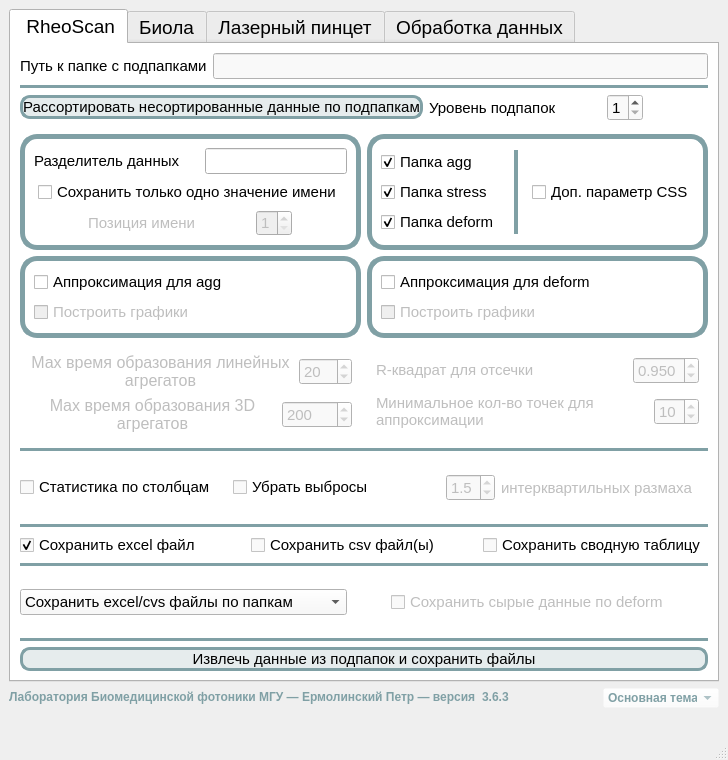
Above: app/ui/ui_main.ui from Petr-Ermolinskiy/Laboratory-Data-Processing-App before the change. Below: the same form after it.
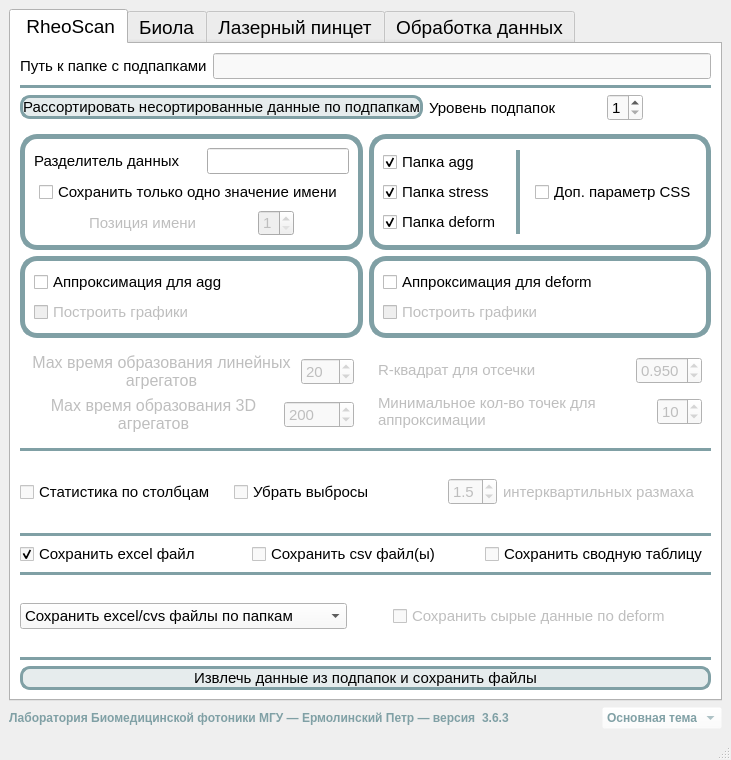
That is the form after the change.

Diff of the .ui file:
```diff
--- a/app/ui/ui_main.ui
+++ b/app/ui/ui_main.ui
@@ -20,15 +20,9 @@
    <string>Извлечение данных и построение графиков</string>
   </property>
   <widget class="QWidget" name="centralwidget">
+   <layout class="QGridLayout" name="gridLayout">
+    <item row="0" column="0" colspan="2">
    <widget class="QTabWidget" name="Lab_stuff">
-    <property name="geometry">
-     <rect>
-      <x>9</x>
-      <y>9</y>
-      <width>710</width>
-      <height>673</height>
-     </rect>
-    </property>
     <property name="palette">
      <palette>
       <active>
@@ -10976,46 +10970,8 @@
      </layout>
     </widget>
    </widget>
-   <widget class="QComboBox" name="comboBox_style_sheet">
-    <property name="geometry">
-     <rect>
-      <x>603</x>
-      <y>688</y>
-      <width>116</width>
-      <height>20</height>
-     </rect>
-    </property>
-    <property name="font">
-     <font>
-      <family>Segoe UI</family>
-      <pointsize>9</pointsize>
-      <bold>true</bold>
-     </font>
-    </property>
-    <property name="styleSheet">
-     <string notr="true">color: rgb(128, 160, 165);
-background-color: rgba(255, 255, 255, 0);</string>
-    </property>
-    <item>
-     <property name="text">
-      <string>Основная тема</string>
-     </property>
     </item>
-    <item>
-     <property name="text">
-      <string>Темная тема</string>
-     </property>
-    </item>
-   </widget>
-   <widget class="QWidget" name="">
-    <property name="geometry">
-     <rect>
-      <x>9</x>
-      <y>688</y>
-      <width>906</width>
-      <height>18</height>
-     </rect>
-    </property>
+    <item row="1" column="0">
     <layout class="QHBoxLayout" name="horizontalLayout_167">
      <item>
       <widget class="QLabel" name="label_info">
@@ -11053,7 +11009,33 @@
       </widget>
      </item>
     </layout>
-   </widget>
+    </item>
+    <item row="1" column="1" alignment="Qt::AlignRight">
+     <widget class="QComboBox" name="comboBox_style_sheet">
+      <property name="font">
+       <font>
+        <family>Segoe UI</family>
+        <pointsize>9</pointsize>
+        <bold>true</bold>
+       </font>
+      </property>
+      <property name="styleSheet">
+       <string notr="true">color: rgb(128, 160, 165);
+background-color: rgba(255, 255, 255, 0);</string>
+      </property>
+      <item>
+       <property name="text">
+        <string>Основная тема</string>
+       </property>
+      </item>
+      <item>
+       <property name="text">
+        <string>Темная тема</string>
+       </property>
+      </item>
+     </widget>
+    </item>
+   </layout>
   </widget>
   <widget class="QStatusBar" name="statusbar"/>
  </widget>
```
Lines whose indentation alone changed are shown as unchanged.
